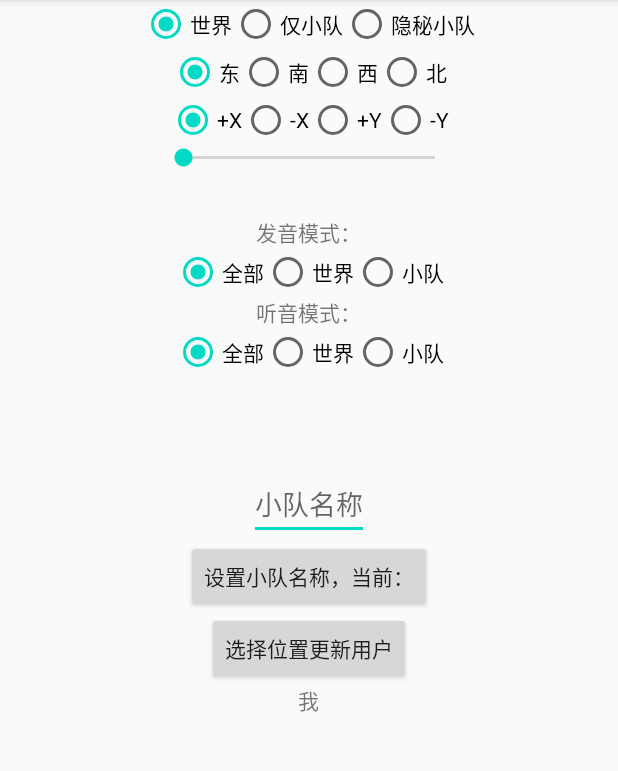
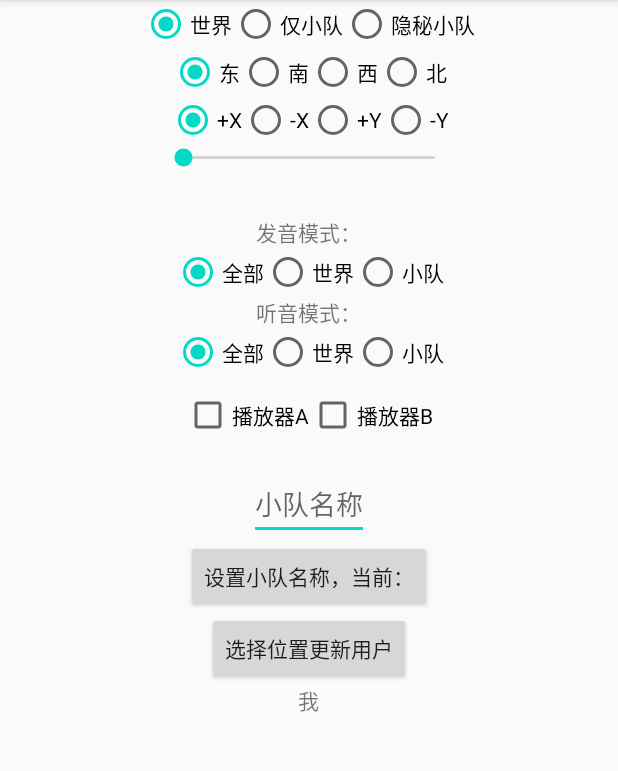
Before and after one commit to LiangPG/ZoharExpressDemo, an Android app: the screen it shows after launch (MainActivity), on a phone screen of 412 x 824 dp, the part 84-855 px from its top. Run offline under Robolectric (Android 15) with nearby library versions, the light colour scheme and no system bars; libraries missing offline, so code that uses them is left out: im.zego.zegoexpress; 24 statements that could not run were skipped.

Commit message:
1、添加播放器源 2、修改朝向时，不更新位置 3、支持记录 X、Y

```diff
--- a/app/src/main/java/com/zego/expressDemo/MainActivity.java
+++ b/app/src/main/java/com/zego/expressDemo/MainActivity.java
@@ -6,6 +6,8 @@ import android.text.TextUtils;
 import android.util.Log;
 import android.view.View;
 import android.widget.Button;
+import android.widget.CheckBox;
+import android.widget.CompoundButton;
 import android.widget.EditText;
 import android.widget.RadioGroup;
 import android.widget.SeekBar;
@@ -16,6 +18,7 @@ import androidx.annotation.Nullable;
 import com.zego.expressDemo.adapter.UserSelectDialog;
 import com.zego.expressDemo.application.BaseApplication;
 import com.zego.expressDemo.data.ZegoDataCenter;
+import com.zego.expressDemo.helper.FileHelper;
 
 import org.json.JSONObject;
 
@@ -23,8 +26,10 @@ import java.util.ArrayList;
 import java.util.List;
 
 import im.zego.zegoexpress.ZegoExpressEngine;
+import im.zego.zegoexpress.ZegoMediaPlayer;
 import im.zego.zegoexpress.ZegoRangeAudio;
 import im.zego.zegoexpress.callback.IZegoEventHandler;
+import im.zego.zegoexpress.callback.IZegoMediaPlayerLoadResourceCallback;
 import im.zego.zegoexpress.callback.IZegoRangeAudioEventHandler;
 import im.zego.zegoexpress.constants.ZegoRangeAudioListenMode;
 import im.zego.zegoexpress.constants.ZegoRangeAudioMicrophoneState;
@@ -40,11 +45,15 @@ public class MainActivity extends BaseActivity {
     private final static String TAG = MainActivity.class.getSimpleName();
 
     private final static String AUDIO_RANGE_ROOM_ID = "audio_range";
+    private final static String PLAYER_A_NAME = "player_a";
+    private final static String PLAYER_B_NAME = "player_b";
 
     private final static float AUDIO_RANGE_RECV_RANGE = 50f;
     private final static int AUDIO_RANGE_POSITION_UPDATE_FREQUENCY = 200;
 
     private ZegoExpressEngine mExpressEngine;
+    private ZegoMediaPlayer mMediaPlayerA;
+    private ZegoMediaPlayer mMediaPlayerB;
     private ZegoRangeAudio mRangeAudio;
 
     private UserSelectDialog mUserSelectDialog;
@@ -54,7 +63,8 @@ public class MainActivity extends BaseActivity {
     private EditText mEtTeamID;
     private Button mBtnSetTeamID;
 
-    private int mCurrentDistance;
+    private int mCurrentDistanceX;
+    private int mCurrentDistanceY;
     private int mOrientationMode; // 0: +x, 1: -x, 2: +y, 3: -y
     private int mPositionMode; // 0: +x, 1: -x, 2: +y, 3: -y
 
@@ -142,7 +152,6 @@ public class MainActivity extends BaseActivity {
                 } else if (checkedId == R.id.rb_position_negative_y) {
                     mPositionMode = 3;
                 }
-                updateUserPosition();
             }
         });
         rgPositionMode.check(R.id.rb_position_positive_x);
@@ -185,7 +194,21 @@ public class MainActivity extends BaseActivity {
         sbDistance.setOnSeekBarChangeListener(new SeekBar.OnSeekBarChangeListener() {
             @Override
             public void onProgressChanged(SeekBar seekBar, int progress, boolean fromUser) {
-                mCurrentDistance = progress;
+                // 0: +x, 1: -x, 2: +y, 3: -y
+                switch (mPositionMode) {
+                    case 0:
+                        mCurrentDistanceX = progress;
+                        break;
+                    case 1:
+                        mCurrentDistanceX = -progress;
+                        break;
+                    case 2:
+                        mCurrentDistanceY = progress;
+                        break;
+                    case 3:
+                        mCurrentDistanceY = -progress;
+                        break;
+                }
             }
 
             @Override
@@ -218,12 +241,52 @@ public class MainActivity extends BaseActivity {
                 mBtnSetTeamID.setText("设置小队名称，当前：" + teamID);
             }
         });
+
+        ((CheckBox) findViewById(R.id.cb_player_a)).setOnCheckedChangeListener(new CompoundButton.OnCheckedChangeListener() {
+            @Override
+            public void onCheckedChanged(CompoundButton buttonView, boolean isChecked) {
+                if (isChecked) {
+                    mMediaPlayerA.enableRepeat(true);
+                    mMediaPlayerA.loadResource(FileHelper.copyAssetsFile2Phone(MainActivity.this, "111.aac"), new IZegoMediaPlayerLoadResourceCallback() {
+                        @Override
+                        public void onLoadResourceCallback(int errorCode) {
+                            mMediaPlayerA.start();
+                        }
+                    });
+                    mUserList.add(PLAYER_A_NAME);
+                } else {
+                    mMediaPlayerA.stop();
+                    mUserList.remove(PLAYER_A_NAME);
+                }
+                mUserSelectDialog.notifyDataSetChanged();
+            }
+        });
+
+        ((CheckBox) findViewById(R.id.cb_player_b)).setOnCheckedChangeListener(new CompoundButton.OnCheckedChangeListener() {
+            @Override
+            public void onCheckedChanged(CompoundButton buttonView, boolean isChecked) {
+                if (isChecked) {
+                    mMediaPlayerB.enableRepeat(true);
+                    mMediaPlayerB.loadResource(FileHelper.copyAssetsFile2Phone(MainActivity.this, "zhuoniqiu.mp3"), new IZegoMediaPlayerLoadResourceCallback() {
+                        @Override
+                        public void onLoadResourceCallback(int errorCode) {
+                            mMediaPlayerB.start();
+                        }
+                    });
+                    mUserList.add(PLAYER_B_NAME);
+                } else {
+                    mMediaPlayerB.stop();
+                    mUserList.remove(PLAYER_B_NAME);
+                }
+                mUserSelectDialog.notifyDataSetChanged();
+            }
+        });
     }
 
     private void updateUserPosition() {
         float[] position = new float[3];
-        position[0] = mPositionMode < 2 ? (mPositionMode % 2 == 0 ? mCurrentDistance : -mCurrentDistance) : 0;
-        position[1] = mPositionMode >= 2 ? (mPositionMode % 2 == 0 ? mCurrentDistance : -mCurrentDistance) : 0;
+        position[0] = mCurrentDistanceY;
+        position[1] = mCurrentDistanceX;
         position[2] = 0;
         if (TextUtils.isEmpty(mSelectUserID)) {
             float[] axisForward = new float[]{
@@ -236,6 +299,10 @@ public class MainActivity extends BaseActivity {
                     0};
             float[] axisUp = new float[]{0, 0, 1};
             mRangeAudio.updateSelfPosition(position, axisForward, axisRight, axisUp);
+        } else if (PLAYER_A_NAME.equals(mSelectUserID)) {
+            mMediaPlayerA.updatePosition(position);
+        } else if (PLAYER_B_NAME.equals(mSelectUserID)) {
+            mMediaPlayerB.updatePosition(position);
         } else {
             mRangeAudio.updateAudioSource(mSelectUserID, position);
         }
@@ -271,6 +338,11 @@ public class MainActivity extends BaseActivity {
         mExpressEngine.enableCamera(false);
         mExpressEngine.loginRoom(AUDIO_RANGE_ROOM_ID, ZegoDataCenter.ZEGO_USER);
 
+        mMediaPlayerA = mExpressEngine.createMediaPlayer();
+        mExpressEngine.createMediaPlayer(); // 过滤两个 player，为了测试
+        mExpressEngine.createMediaPlayer();
+        mMediaPlayerB = mExpressEngine.createMediaPlayer();
+
         mRangeAudio = mExpressEngine.createRangeAudio();
         mRangeAudio.setEventHandler(new IZegoRangeAudioEventHandler() {
             @Override
--- a/app/src/main/res/layout/activity_main.xml
+++ b/app/src/main/res/layout/activity_main.xml
@@ -110,7 +110,7 @@
         android:layout_below="@id/sb_distance"
         android:layout_centerHorizontal="true"
         android:layout_marginTop="30dp"
-        android:text="发音模式："/>
+        android:text="发音模式：" />
 
     <RadioGroup
         android:id="@+id/rg_speak_mode"
@@ -145,7 +145,7 @@
         android:layout_height="wrap_content"
         android:layout_below="@id/rg_speak_mode"
         android:layout_centerHorizontal="true"
-        android:text="听音模式："/>
+        android:text="听音模式：" />
 
     <RadioGroup
         android:id="@+id/rg_listen_mode"
@@ -173,6 +173,28 @@
             android:layout_height="wrap_content"
             android:text="小队" />
     </RadioGroup>
+
+    <LinearLayout
+        android:id="@+id/ll_player_source"
+        android:layout_width="wrap_content"
+        android:layout_height="wrap_content"
+        android:layout_below="@id/rg_listen_mode"
+        android:layout_centerHorizontal="true"
+        android:layout_marginTop="10dp"
+        android:orientation="horizontal">
+
+        <CheckBox
+            android:id="@+id/cb_player_a"
+            android:layout_width="wrap_content"
+            android:layout_height="wrap_content"
+            android:text="播放器A" />
+
+        <CheckBox
+            android:id="@+id/cb_player_b"
+            android:layout_width="wrap_content"
+            android:layout_height="wrap_content"
+            android:text="播放器B" />
+    </LinearLayout>
 
     <EditText
         android:id="@+id/et_team_id"
```
